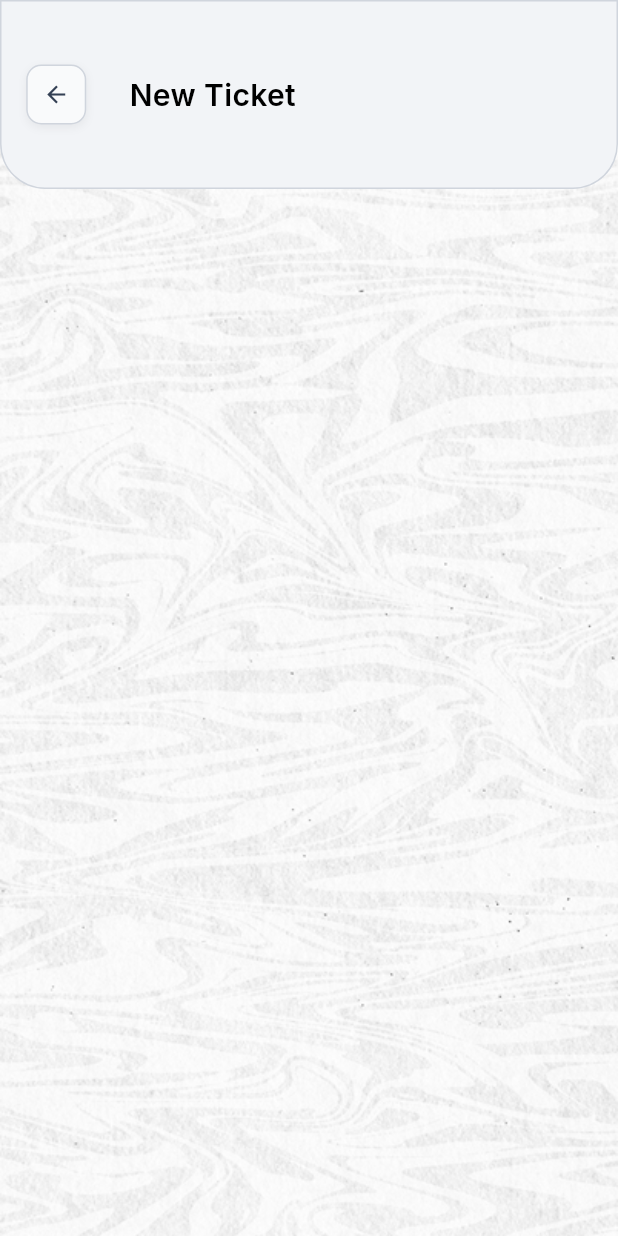
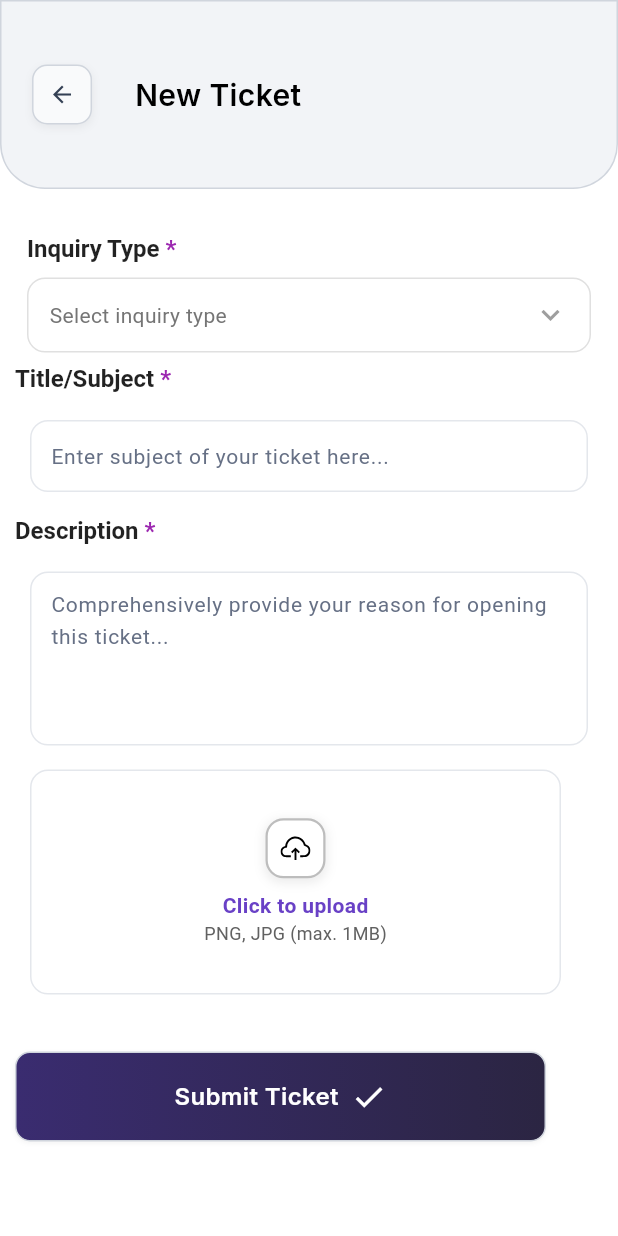
Before and after one commit to tahirdotdev-tdd/foresight_plus, a Flutter app: the screen it shows after launch, after a tap on "Open New Ticket", on a phone screen of 412 x 824 dp. Run offline on Flutter 3.47's test engine with Material 3 defaults, Android fonts, the phone set to English and light mode, and no system bars; our stand-ins replace file_picker, flutter_svg, google_fonts, syncfusion_flutter_gauges.

Commit message:
Added file picker logic in new ticket screen and made some major UI changes

```diff
--- a/lib/components/back_button.dart
+++ b/lib/components/back_button.dart
@@ -5,7 +5,8 @@ class CustomBackButton extends StatelessWidget {
 
   @override
   Widget build(BuildContext context) {
-    return SafeArea(
+    return Padding(
+      padding: const EdgeInsets.symmetric(horizontal: 8.0, vertical: 10.0),
       child: Container(
         width: 40,
         height: 40,
@@ -23,7 +24,7 @@ class CustomBackButton extends StatelessWidget {
         ),
         child: Center(
           child: IconButton(
-            padding: EdgeInsets.zero, // Remove default padding
+            padding: EdgeInsets.zero,
             icon: Icon(Icons.arrow_back, size: 18, color: Color(0xFF344054)),
             onPressed: () {
               Navigator.pop(context);
--- /dev/null
+++ b/lib/components/file_upload_widget.dart
@@ -0,0 +1,129 @@
+import 'package:file_picker/file_picker.dart';
+import 'package:flutter/material.dart';
+
+import 'upload_button.dart'; // Import the UploadButton widget
+
+class FileUploadWidget extends StatefulWidget {
+  const FileUploadWidget({super.key});
+
+  @override
+  _FileUploadWidgetState createState() => _FileUploadWidgetState();
+}
+
+class _FileUploadWidgetState extends State<FileUploadWidget> {
+  String? _fileName;
+  bool _isLoading = false;
+  String? _errorMessage;
+
+  Future<void> _pickFile() async {
+    if (_isLoading) return;
+    setState(() {
+      _isLoading = true;
+      _errorMessage = null; // Reset error message
+    });
+
+    try {
+      FilePickerResult? result = await FilePicker.platform.pickFiles(
+        type: FileType.custom,
+        allowedExtensions: ['jpg', 'png'],
+      );
+
+      if (result != null && result.files.isNotEmpty) {
+        var file = result.files.single;
+
+        // Check file size (1MB = 1024 * 1024 bytes)
+        if (file.size > 1024 * 1024) {
+          setState(() {
+            _errorMessage = 'File size exceeds 1MB.';
+          });
+          return;
+        }
+
+        // Check file extension
+        if (!['jpg', 'png'].contains(file.extension)) {
+          setState(() {
+            _errorMessage = 'Invalid file type. Only JPG and PNG are allowed.';
+          });
+          return;
+        }
+
+        setState(() {
+          _fileName = file.name;
+        });
+        print('File picked: $_fileName');
+      } else {
+        print('User canceled the picker');
+      }
+    } catch (e) {
+      print('Error picking file: $e');
+      ScaffoldMessenger.of(
+        context,
+      ).showSnackBar(SnackBar(content: Text('Error: ${e.toString()}')));
+    } finally {
+      setState(() => _isLoading = false);
+    }
+  }
+
+  @override
+  Widget build(BuildContext context) {
+    return Padding(
+      padding: const EdgeInsets.symmetric(horizontal: 10.0, vertical: 8),
+      child: Container(
+        alignment: Alignment.center,
+        width: 354,
+        height: 150,
+        decoration: BoxDecoration(
+          color: Color(0XFFFFFFFF),
+          borderRadius: BorderRadius.circular(12),
+          border: Border.all(color: Color(0XFFE4E7EC)),
+        ),
+        padding: EdgeInsets.all(16),
+        child: Column(
+          mainAxisSize: MainAxisSize.min,
+          children: [
+            // Upload button
+            UploadButton(
+              iconPath: 'lib/assets/images/uploader.svg',
+              onTap: _pickFile,
+            ),
+            SizedBox(height: 8), // Space between the button and text
+            // Text below the button for file types and instructions
+            Text(
+              'Click to upload',
+              style: TextStyle(
+                color: Color(0XFF6941C6),
+                fontSize: 14,
+                fontWeight: FontWeight.bold,
+              ),
+            ),
+            Text(
+              'PNG, JPG (max. 1MB)',
+              style: TextStyle(color: Colors.grey.shade700, fontSize: 12),
+            ),
+
+            // Display error message if any
+            if (_errorMessage != null)
+              Padding(
+                padding: const EdgeInsets.only(top: 12),
+                child: Text(
+                  _errorMessage!,
+                  style: TextStyle(color: Colors.red, fontSize: 14),
+                  textAlign: TextAlign.center,
+                ),
+              ),
+
+            if (_fileName != null)
+              Padding(
+                padding: const EdgeInsets.only(top: 12),
+                child: Text(
+                  'Selected File: $_fileName',
+                  style: TextStyle(color: Colors.black, fontSize: 14),
+                  textAlign: TextAlign.center,
+                ),
+              ),
+          ],
+        ),
+      ),
+    );
+  }
+}
--- /dev/null
+++ b/lib/components/inquiry_type_dropdown.dart
@@ -0,0 +1,176 @@
+import 'package:flutter/material.dart';
+
+class InquiryTypeDropdown extends StatefulWidget {
+  final Function(String?)? onChanged;
+  final String? errorText;
+
+  const InquiryTypeDropdown({super.key, this.onChanged, this.errorText});
+
+  @override
+  _InquiryTypeDropdownState createState() => _InquiryTypeDropdownState();
+}
+
+class _InquiryTypeDropdownState extends State<InquiryTypeDropdown> {
+  final LayerLink _layerLink = LayerLink();
+  OverlayEntry? _overlayEntry;
+  String? selectedType;
+
+  final List<String> inquiryTypes = [
+    '🎓 Admissions & Enrollment Inquiries',
+    '🔖 Academic Inquiries',
+    '💰 Finance-Related',
+    '🏠 Accommodation & Hostel Inquiries',
+    '🧾 Document Requests',
+    '🛠️ IT & Portal Support',
+    '🧍‍♂️ Student Life & Campus Facilities',
+  ];
+
+  void toggleDropdown() {
+    if (_overlayEntry == null) {
+      _overlayEntry = _createOverlayEntry();
+      Overlay.of(context).insert(_overlayEntry!);
+    } else {
+      _overlayEntry?.remove();
+      _overlayEntry = null;
+    }
+  }
+
+  void selectOption(String option) {
+    setState(() {
+      selectedType = option;
+    });
+    widget.onChanged?.call(option);
+    _overlayEntry?.remove();
+    _overlayEntry = null;
+  }
+
+  OverlayEntry _createOverlayEntry() {
+    RenderBox renderBox = context.findRenderObject() as RenderBox;
+    var size = renderBox.size;
+    var offset = renderBox.localToGlobal(Offset.zero);
+
+    return OverlayEntry(
+      builder:
+          (context) => Positioned(
+            left: offset.dx,
+            top: offset.dy + size.height + 8,
+            width: size.width,
+            child: Material(
+              elevation: 6,
+              borderRadius: BorderRadius.circular(12),
+              child: Container(
+                decoration: BoxDecoration(
+                  color: Colors.white,
+                  border: Border.all(color: Colors.grey.shade300),
+                  borderRadius: BorderRadius.circular(12),
+                ),
+                child: Column(
+                  mainAxisSize: MainAxisSize.min,
+                  children:
+                      inquiryTypes.map((type) {
+                        return ListTile(
+                          title: Text(
+                            type,
+                            style: TextStyle(
+                              fontSize: 13,
+                              fontWeight: FontWeight.w600,
+                            ),
+                          ),
+                          onTap: () => selectOption(type),
+                        );
+                      }).toList(),
+                ),
+              ),
+            ),
+          ),
+    );
+  }
+
+  @override
+  void dispose() {
+    _overlayEntry?.remove();
+    super.dispose();
+  }
+
+  @override
+  Widget build(BuildContext context) {
+    return CompositedTransformTarget(
+      link: _layerLink,
+      child: Padding(
+        padding: const EdgeInsets.symmetric(horizontal: 18.0),
+        child: Column(
+          crossAxisAlignment: CrossAxisAlignment.start,
+          children: [
+            RichText(
+              text: TextSpan(
+                text: 'Inquiry Type',
+                style: TextStyle(
+                  fontSize: 16,
+                  color: Colors.black87,
+                  fontWeight: FontWeight.w600,
+                ),
+                children: [
+                  TextSpan(
+                    text: ' *',
+                    style: TextStyle(
+                      color: Colors.purple,
+                      fontWeight: FontWeight.bold,
+                    ),
+                  ),
+                ],
+              ),
+            ),
+            SizedBox(height: 10),
+            GestureDetector(
+              onTap: toggleDropdown,
+              child: Container(
+                padding: EdgeInsets.symmetric(vertical: 12, horizontal: 14),
+                decoration: BoxDecoration(
+                  color: Colors.white,
+                  border: Border.all(
+                    color:
+                        widget.errorText != null
+                            ? Colors.red
+                            : Colors.grey.shade300,
+                  ),
+                  borderRadius: BorderRadius.circular(12),
+                ),
+                child: Row(
+                  mainAxisAlignment: MainAxisAlignment.spaceBetween,
+                  children: [
+                    Expanded(
+                      child: Text(
+                        selectedType ?? 'Select inquiry type',
+                        style: TextStyle(
+                          fontSize: 14,
+                          color:
+                              selectedType == null
+                                  ? Colors.grey.shade600
+                                  : Colors.black,
+                          overflow: TextOverflow.ellipsis,
+                        ),
+                      ),
+                    ),
+                    Icon(
+                      _overlayEntry != null
+                          ? Icons.keyboard_arrow_up
+                          : Icons.keyboard_arrow_down,
+                      color: Colors.grey,
+                    ),
+                  ],
+                ),
+              ),
+            ),
+            if (widget.errorText != null) ...[
+              SizedBox(height: 4),
+              Text(
+                widget.errorText!,
+                style: TextStyle(color: Colors.red, fontSize: 12),
+              ),
+            ],
+          ],
+        ),
+      ),
+    );
+  }
+}
--- /dev/null
+++ b/lib/components/submit_button.dart
@@ -0,0 +1,93 @@
+import 'package:flutter/material.dart';
+import 'package:foresight_plus/components/colors.dart';
+import 'package:google_fonts/google_fonts.dart';
+
+class SubmitButton extends StatefulWidget {
+  const SubmitButton({super.key});
+
+  @override
+  State<SubmitButton> createState() => _TicketButtonOneState();
+}
+
+class _TicketButtonOneState extends State<SubmitButton>
+    with SingleTickerProviderStateMixin {
+  late AnimationController _controller;
+  late Animation<Color?> _colorAnimation;
+
+  @override
+  void initState() {
+    super.initState();
+
+    _controller = AnimationController(
+      duration: const Duration(milliseconds: 500),
+      vsync: this,
+    )..repeat(reverse: true); // Keeps blinking
+
+    _colorAnimation = ColorTween(
+      begin: Colors.white,
+      end: Colors.orange,
+    ).animate(_controller);
+  }
+
+  @override
+  void dispose() {
+    _controller.dispose();
+    super.dispose();
+  }
+
+  @override
+  Widget build(BuildContext context) {
+    return GestureDetector(
+      onTap: () {
+        ScaffoldMessenger.of(context).showSnackBar(
+          SnackBar(
+            margin: EdgeInsets.only(bottom: 80, left: 20, right: 20),
+            content: Text('Ticket submitted successfully!'),
+            duration: Duration(seconds: 2),
+            behavior: SnackBarBehavior.floating,
+            shape: RoundedRectangleBorder(
+              borderRadius: BorderRadius.circular(10),
+            ),
+            backgroundColor: Colors.green,
+          ),
+        );
+      },
+
+      child: Container(
+        padding: EdgeInsets.symmetric(horizontal: 15),
+        width: 354,
+        height: 60,
+        decoration: BoxDecoration(
+          border: Border.all(width: 1, color: AppColors.stroke),
+          borderRadius: BorderRadius.circular(10),
+          boxShadow: [
+            BoxShadow(
+              color: Color(0x0D000000),
+              blurRadius: 2,
+              spreadRadius: 0,
+              offset: Offset(0, 1),
+            ),
+          ],
+          gradient: LinearGradient(
+            colors: [AppColors.cardGradPrim, AppColors.cardGradSec],
+          ),
+        ),
+        child: Row(
+          mainAxisAlignment: MainAxisAlignment.center,
+          children: [
+            Text(
+              "Submit Ticket",
+              style: GoogleFonts.inter(
+                fontSize: 16,
+                fontWeight: FontWeight.w600,
+                color: Colors.white,
+              ),
+            ),
+            SizedBox(width: 8),
+            Icon(Icons.check, color: Colors.white),
+          ],
+        ),
+      ),
+    );
+  }
+}
--- a/lib/components/ticket_button_one.dart
+++ b/lib/components/ticket_button_one.dart
@@ -44,11 +44,31 @@ class _TicketButtonOneState extends State<TicketButtonOne>
       onTap: () {
         Navigator.push(
           context,
-          (MaterialPageRoute(
-            builder: (BuildContext context) {
-              return NewTicketScreen();
+          PageRouteBuilder(
+            transitionDuration: Duration(milliseconds: 400),
+            pageBuilder:
+                (context, animation, secondaryAnimation) => NewTicketScreen(),
+            transitionsBuilder: (
+              context,
+              animation,
+              secondaryAnimation,
+              child,
+            ) {
+              const begin = Offset(1.0, 0.0); // Slide from right
+              const end = Offset.zero;
+              const curve = Curves.ease;
+
+              var tween = Tween(
+                begin: begin,
+                end: end,
+              ).chain(CurveTween(curve: curve));
+
+              return SlideTransition(
+                position: animation.drive(tween),
+                child: child,
+              );
             },
-          )),
+          ),
         );
       },
       child: Container(
--- /dev/null
+++ b/lib/components/upload_button.dart
@@ -0,0 +1,62 @@
+import 'package:flutter/material.dart';
+import 'package:flutter_svg/flutter_svg.dart';
+
+class UploadButton extends StatelessWidget {
+  const UploadButton({
+    super.key,
+    this.size = 40.0,
+    this.iconSize = 20.0,
+    this.borderRadius = 12.0,
+    this.borderWidth = 1.5,
+    this.borderColor,
+    this.iconColor = Colors.black,
+    this.backgroundColor = Colors.white,
+    this.iconPath = 'lib/assets/images/uploader.svg', // default path
+    this.onTap,
+  });
+
+  final double size;
+  final double iconSize;
+  final double borderRadius;
+  final double borderWidth;
+  final Color? borderColor;
+  final Color? iconColor;
+  final Color backgroundColor;
+  final String iconPath;
+  final VoidCallback? onTap;
+
+  @override
+  Widget build(BuildContext context) {
+    final effectiveBorderColor = borderColor ?? Colors.grey.shade400;
+    final effectiveIconColor = iconColor ?? Colors.grey.shade700;
+
+    return GestureDetector(
+      onTap: onTap,
+      child: Container(
+        width: 40,
+        height: 40,
+        decoration: BoxDecoration(
+          boxShadow: [
+            BoxShadow(
+              color: Colors.grey.withOpacity(0.2),
+              spreadRadius: 1,
+              blurRadius: 5,
+              offset: const Offset(0, 2), // changes position of shadow
+            ),
+          ],
+          color: Colors.white,
+          border: Border.all(color: effectiveBorderColor, width: borderWidth),
+          borderRadius: BorderRadius.circular(borderRadius),
+        ),
+        child: Center(
+          child: SvgPicture.asset(
+            iconPath,
+            width: 20,
+            height: 20,
+            color: effectiveIconColor,
+          ),
+        ),
+      ),
+    );
+  }
+}
--- a/lib/screens/new_ticket_screen.dart
+++ b/lib/screens/new_ticket_screen.dart
@@ -1,8 +1,11 @@
 import 'package:flutter/material.dart';
 import 'package:foresight_plus/components/back_button.dart';
+import 'package:foresight_plus/components/submit_button.dart';
 import 'package:google_fonts/google_fonts.dart';
 
 import '../components/colors.dart';
+import '../components/file_upload_widget.dart';
+import '../components/inquiry_type_dropdown.dart';
 
 class NewTicketScreen extends StatelessWidget {
   const NewTicketScreen({super.key});
@@ -10,23 +13,16 @@ class NewTicketScreen extends StatelessWidget {
   @override
   Widget build(BuildContext context) {
     final screenWidth = MediaQuery.of(context).size.width;
+
     return Scaffold(
-      body: Stack(
-        children: [
-          // 🌄 Background SVG
-          Positioned.fill(
-            child: Image.asset("lib/assets/images/bcg1.png", fit: BoxFit.cover),
-          ),
-
-          // 📦 Foreground content
-          LayoutBuilder(
-            builder: (context, constraints) {
-              return Column(
+      backgroundColor: Colors.white,
+      body: SingleChildScrollView(
+        child: Column(
+          crossAxisAlignment: CrossAxisAlignment.start,
           children: [
             // 🧢 Header Section
             Container(
-                    padding: EdgeInsets.all(screenWidth * 0.04),
-
+              padding: EdgeInsets.all(screenWidth * 0.03),
               width: double.infinity,
               height: 126,
               decoration: BoxDecoration(
@@ -36,14 +32,12 @@ class NewTicketScreen extends StatelessWidget {
                   bottom: Radius.circular(30),
                 ),
               ),
-
-                    child: SafeArea(
               child: Row(
+                // crossAxisAlignment: CrossAxisAlignment.center,
                 mainAxisAlignment: MainAxisAlignment.start,
-                        crossAxisAlignment: CrossAxisAlignment.center,
                 children: [
                   CustomBackButton(),
-                          SizedBox(width: screenWidth * 0.07),
+                  SizedBox(width: screenWidth * 0.05),
                   Text(
                     "New Ticket",
                     style: GoogleFonts.inter(
@@ -55,12 +49,131 @@ class NewTicketScreen extends StatelessWidget {
                 ],
               ),
             ),
+            SizedBox(height: 30), // Space between header and dropdown
+            // Inquiry Type Dropdown
+            InquiryTypeDropdown(),
+            Padding(
+              padding: EdgeInsets.symmetric(horizontal: 10),
+              child: Column(
+                crossAxisAlignment: CrossAxisAlignment.start,
+                children: [
+                  SizedBox(height: 8),
+                  RichText(
+                    text: TextSpan(
+                      text: 'Title/Subject',
+                      style: TextStyle(
+                        fontSize: 16,
+                        color: Colors.black87,
+                        fontWeight: FontWeight.w600,
+                      ),
+                      children: [
+                        TextSpan(
+                          text: ' *',
+                          style: TextStyle(
+                            color: Colors.purple,
+                            fontWeight: FontWeight.bold,
+                          ),
                         ),
                       ],
-              );
-            },
+                    ),
+                  ),
+                  SizedBox(height: 10),
+                  Padding(
+                    padding: const EdgeInsets.symmetric(
+                      horizontal: 10.0,
+                      vertical: 8,
+                    ),
+                    child: TextField(
+                      decoration: InputDecoration(
+                        contentPadding: EdgeInsets.symmetric(
+                          horizontal: 10,
+                          vertical: 10,
+                        ),
+                        hintText: 'Enter subject of your ticket here...',
+                        hintStyle: TextStyle(
+                          color: Color(0XFF667085),
+                          fontSize: 14,
+                        ),
+                        border: OutlineInputBorder(
+                          borderRadius: BorderRadius.circular(12),
+                          borderSide: BorderSide(color: Color(0XFFE4E7EC)),
+                        ),
+                        enabledBorder: OutlineInputBorder(
+                          borderRadius: BorderRadius.circular(12),
+                          borderSide: BorderSide(color: Color(0XFFE4E7EC)),
+                        ),
+                        focusedBorder: OutlineInputBorder(
+                          borderRadius: BorderRadius.circular(12),
+                          borderSide: BorderSide(color: Colors.purple),
+                        ),
+                      ),
+                    ),
+                  ),
+                  SizedBox(height: 8),
+                  RichText(
+                    text: TextSpan(
+                      text: 'Description',
+                      style: TextStyle(
+                        fontSize: 16,
+                        color: Colors.black87,
+                        fontWeight: FontWeight.w600,
+                      ),
+                      children: [
+                        TextSpan(
+                          text: ' *',
+                          style: TextStyle(
+                            color: Colors.purple,
+                            fontWeight: FontWeight.bold,
+                          ),
                         ),
                       ],
+                    ),
+                  ),
+                  SizedBox(height: 10),
+                  Padding(
+                    padding: const EdgeInsets.symmetric(
+                      horizontal: 10.0,
+                      vertical: 8,
+                    ),
+                    child: TextField(
+                      decoration: InputDecoration(
+                        contentPadding: EdgeInsets.symmetric(
+                          horizontal: 10,
+                          vertical: 10,
+                        ),
+                        hintText:
+                            'Comprehensively provide your reason for opening this ticket...',
+                        hintStyle: TextStyle(
+                          color: Color(0XFF667085),
+                          fontSize: 14,
+                        ),
+                        border: OutlineInputBorder(
+                          borderRadius: BorderRadius.circular(12),
+                          borderSide: BorderSide(color: Color(0XFFE4E7EC)),
+                        ),
+                        enabledBorder: OutlineInputBorder(
+                          borderRadius: BorderRadius.circular(12),
+                          borderSide: BorderSide(color: Color(0XFFE4E7EC)),
+                        ),
+                        focusedBorder: OutlineInputBorder(
+                          borderRadius: BorderRadius.circular(12),
+                          borderSide: BorderSide(color: Colors.purple),
+                        ),
+                      ),
+                      maxLines: null, // Allow unlimited lines
+                      minLines: 4, // Set a minimum of 4 lines visible initially
+                      keyboardType:
+                          TextInputType.multiline, // Allow multiline input
+                    ),
+                  ),
+                  FileUploadWidget(),
+                  SizedBox(height: 30),
+                  SubmitButton(),
+                ],
+              ),
+            ),
+          ],
+        ),
       ),
     );
   }
--- a/pubspec.yaml
+++ b/pubspec.yaml
@@ -37,6 +37,9 @@ dependencies:
   flutter_svg: ^2.0.17
   google_fonts: ^6.2.1
   syncfusion_flutter_gauges: ^29.1.38
+  file_picker: ^10.1.2
+  permission_handler: ^11.0.1
+  device_info_plus: ^11.3.3
 
 dev_dependencies:
   flutter_test:
```
Also changed, not shown: lib/assets/images/upload.svg (added), lib/assets/images/uploader.svg (added), pubspec.lock, 1 other file. Lines whose indentation alone changed are shown as unchanged.
